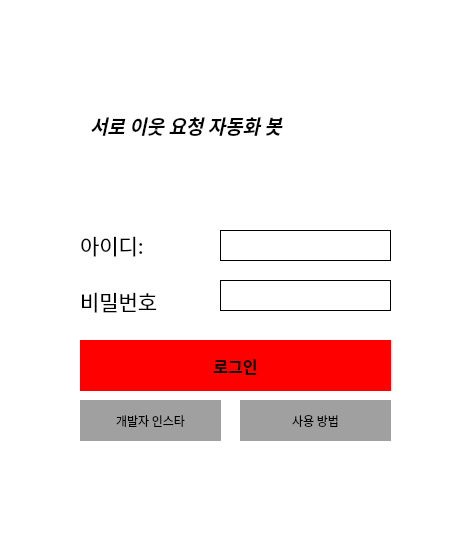
This is LoginUi.ui in officialOTsolution/NaverNeighborBot as Qt 5 draws it before an edit. The edited form follows.
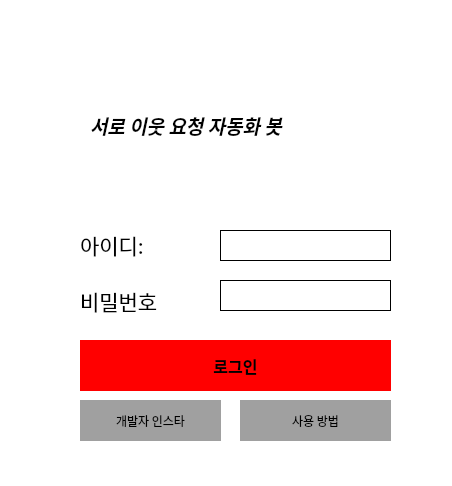
This is the edited form. Icons and pictures are not drawn.

What changed in the file:
```diff
--- a/LoginUi.ui
+++ b/LoginUi.ui
@@ -6,10 +6,16 @@
    <rect>
     <x>0</x>
     <y>0</y>
-    <width>457</width>
-    <height>543</height>
+    <width>452</width>
+    <height>486</height>
    </rect>
   </property>
+  <property name="sizePolicy">
+   <sizepolicy hsizetype="Fixed" vsizetype="Fixed">
+    <horstretch>0</horstretch>
+    <verstretch>0</verstretch>
+   </sizepolicy>
+  </property>
   <property name="font">
    <font>
     <family>Adobe Devanagari</family>
```
Left out of the diff: 58 changed lines with no effect on the pictures.
